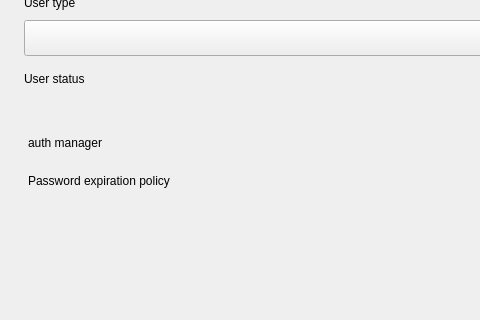
Qt form plugins/account/pages/user-info-page/user-info-page.ui (openeuler-mirror/kiran-control-panel) before a commit; both pictures show x 0 to 480 and y 341 to 661 of the 753 by 893 pixel window.
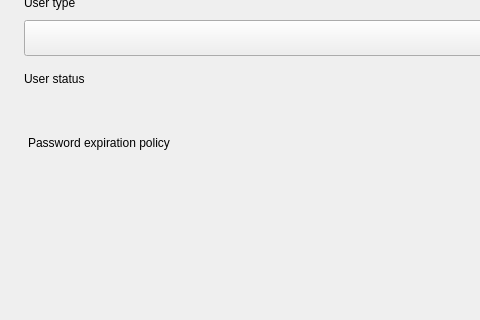
The same form after that commit. The open tabs and pages were chosen to show the change. Custom widgets are drawn as their Qt base class.

```diff
--- a/plugins/account/pages/user-info-page/user-info-page.ui
+++ b/plugins/account/pages/user-info-page/user-info-page.ui
@@ -336,41 +336,6 @@
          </item>
         </layout>
        </item>
-       <item>
-        <spacer name="verticalSpacer_10">
-         <property name="orientation">
-          <enum>Qt::Vertical</enum>
-         </property>
-         <property name="sizeType">
-          <enum>QSizePolicy::Fixed</enum>
-         </property>
-         <property name="sizeHint" stdset="0">
-          <size>
-           <width>20</width>
-           <height>16</height>
-          </size>
-         </property>
-        </spacer>
-       </item>
-       <item alignment="Qt::AlignLeft|Qt::AlignVCenter">
-        <widget class="KiranPushButton" name="btn_authManager">
-         <property name="sizePolicy">
-          <sizepolicy hsizetype="Minimum" vsizetype="Fixed">
-           <horstretch>0</horstretch>
-           <verstretch>0</verstretch>
-          </sizepolicy>
-         </property>
-         <property name="styleSheet">
-          <string notr="true"/>
-         </property>
-         <property name="text">
-          <string>auth manager</string>
-         </property>
-         <property name="flat">
-          <bool>true</bool>
-         </property>
-        </widget>
-       </item>
        <item>
         <spacer name="verticalSpacer_11">
          <property name="orientation">
```
Left out of the diff: 2 changed lines with no effect on the pictures.
